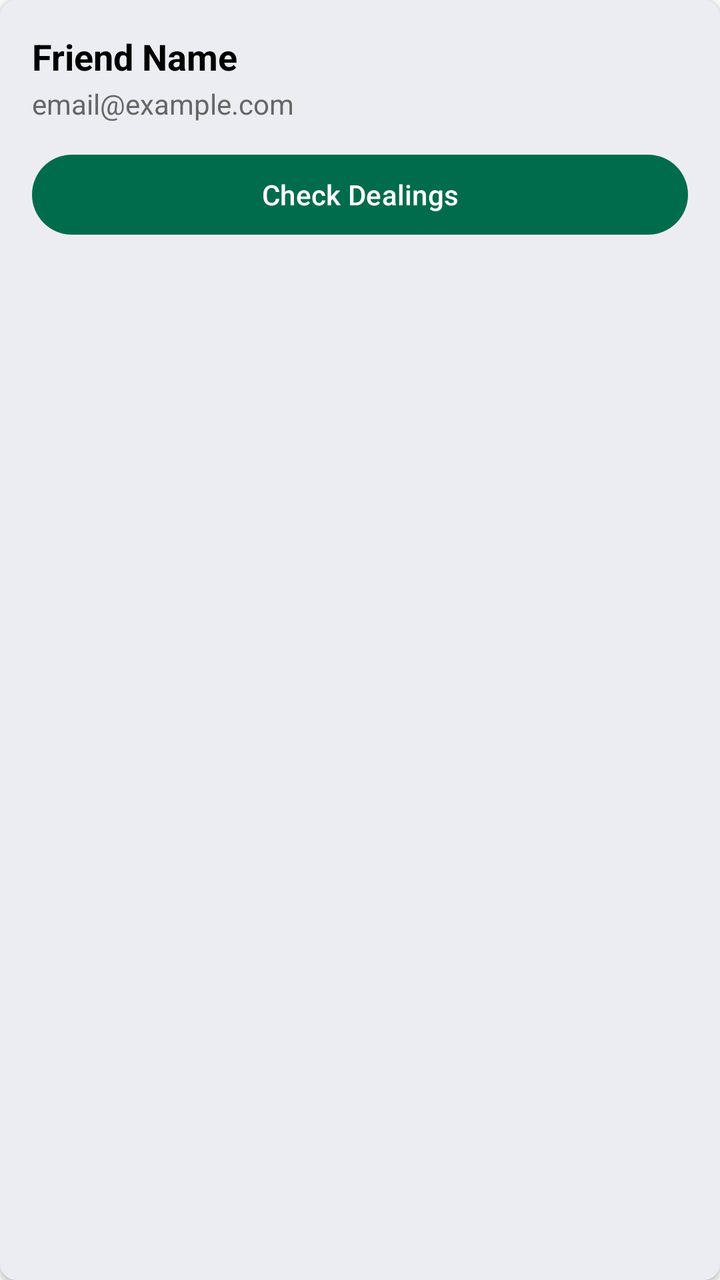
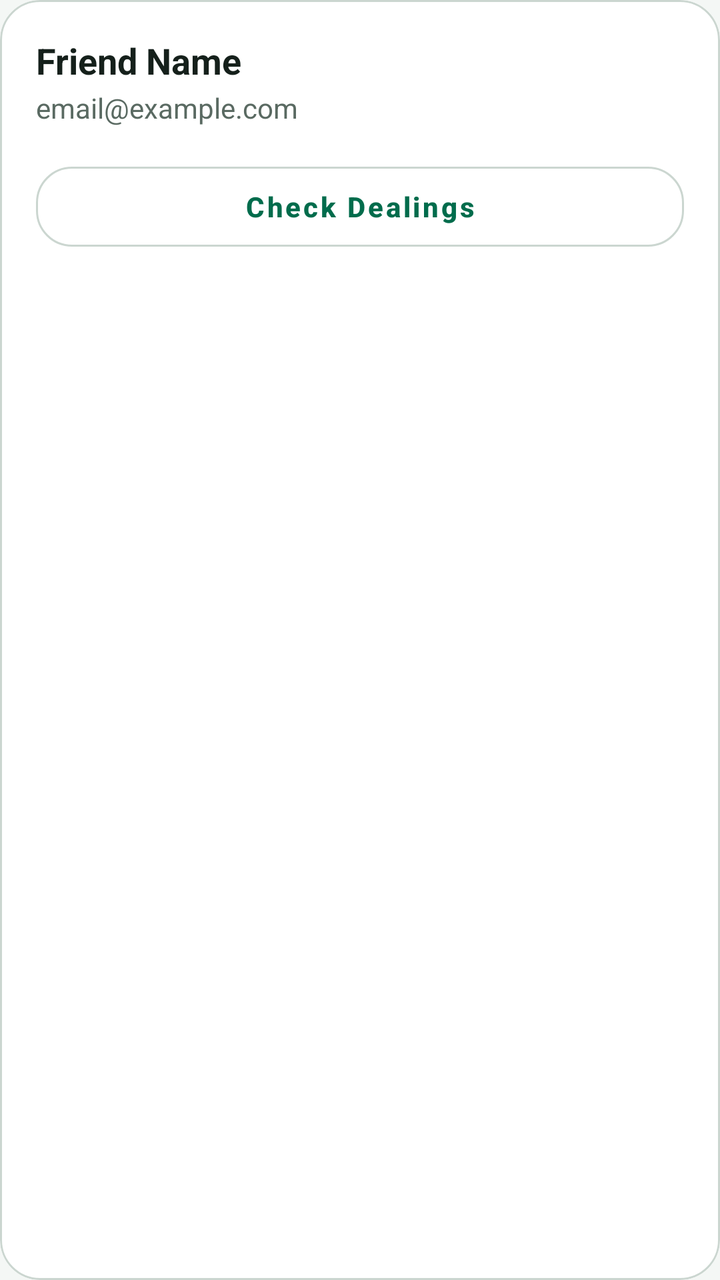

The first picture is an Android layout as it rendered before a commit; the second is the same layout after the commit. The layout source and the unified diff follow.
<!-- AndroidManifest.xml: application theme Theme.QarzApp -->
<!-- res/layout/item_friend.xml -->
<?xml version="1.0" encoding="utf-8"?>
<com.google.android.material.card.MaterialCardView 
    xmlns:android="http://schemas.android.com/apk/res/android"
    xmlns:app="http://schemas.android.com/apk/res-auto"
    android:layout_width="match_parent"
    android:layout_height="wrap_content"
    android:layout_marginBottom="12dp"
    app:cardCornerRadius="8dp"
    app:cardElevation="2dp"
    app:strokeWidth="0dp">

    <LinearLayout
        android:layout_width="match_parent"
        android:layout_height="wrap_content"
        android:orientation="vertical"
        android:padding="16dp">

        <TextView
            android:id="@+id/tvFriendName"
            android:layout_width="wrap_content"
            android:layout_height="wrap_content"
            android:text="Friend Name"
            android:textSize="18sp"
            android:textStyle="bold"
            android:textColor="#000000" />
            
        <TextView
            android:id="@+id/tvFriendEmail"
            android:layout_width="wrap_content"
            android:layout_height="wrap_content"
            android:text="email@example.com"
            android:textSize="14sp"
            android:textColor="#666666"
            android:layout_marginTop="2dp" />

        <Button
            android:id="@+id/btnCheckDealings"
            android:layout_width="match_parent"
            android:layout_height="wrap_content"
            android:text="Check Dealings"
            android:layout_marginTop="12dp"
            app:backgroundTint="?attr/colorPrimary" />

    </LinearLayout>
</com.google.android.material.card.MaterialCardView>
<!-- resources referenced by this layout -->
<resources>
  <style name="Theme.QarzApp" parent="Base.Theme.QarzApp" />
  <style name="Base.Theme.QarzApp" parent="Theme.Material3.DayNight.NoActionBar">
          
          <item name="colorPrimary">@color/md_theme_primary</item>
          <item name="colorOnPrimary">@color/md_theme_onPrimary</item>
          <item name="colorSecondary">@color/md_theme_secondary</item>
          <item name="colorOnSecondary">@color/md_theme_onSecondary</item>
          <item name="android:windowBackground">@color/md_theme_background</item>
          <item name="android:statusBarColor">?attr/colorPrimary</item>
      </style>
  <color name="md_theme_primary">#006C4C</color>
  <color name="md_theme_onPrimary">#FFFFFF</color>
  <color name="md_theme_secondary">#4D6357</color>
  <color name="md_theme_onSecondary">#FFFFFF</color>
  <color name="md_theme_background">#FBFDF9</color>
</resources>

<!-- the commit's change to res/layout/item_friend.xml (unified diff, before → after) -->
@@ -4,16 +4,14 @@
     xmlns:app="http://schemas.android.com/apk/res-auto"
     android:layout_width="match_parent"
     android:layout_height="wrap_content"
-    android:layout_marginBottom="12dp"
-    app:cardCornerRadius="8dp"
-    app:cardElevation="2dp"
-    app:strokeWidth="0dp">
+    style="@style/QarzCard"
+    android:layout_marginBottom="10dp">
 
     <LinearLayout
         android:layout_width="match_parent"
         android:layout_height="wrap_content"
         android:orientation="vertical"
-        android:padding="16dp">
+        android:padding="18dp">
 
         <TextView
             android:id="@+id/tvFriendName"
@@ -22,7 +20,7 @@
             android:text="Friend Name"
             android:textSize="18sp"
             android:textStyle="bold"
-            android:textColor="#000000" />
+            android:textColor="@color/md_theme_onSurface" />
             
         <TextView
             android:id="@+id/tvFriendEmail"
@@ -30,16 +28,16 @@
             android:layout_height="wrap_content"
             android:text="email@example.com"
             android:textSize="14sp"
-            android:textColor="#666666"
+            android:textColor="@color/md_theme_onSurfaceVariant"
             android:layout_marginTop="2dp" />
 
         <Button
             android:id="@+id/btnCheckDealings"
+            style="@style/QarzButtonSecondary"
             android:layout_width="match_parent"
             android:layout_height="wrap_content"
             android:text="Check Dealings"
-            android:layout_marginTop="12dp"
-            app:backgroundTint="?attr/colorPrimary" />
+            android:layout_marginTop="14dp" />
 
     </LinearLayout>
 </com.google.android.material.card.MaterialCardView>
<!-- resource entries referenced after the edit -->
@@ -1,19 +1,43 @@
 <!-- resources referenced by this layout -->
 <resources>
+  <color name="md_theme_onSurface">#15201B</color>
+  <color name="md_theme_onSurfaceVariant">#5A6A62</color>
+  <style name="QarzButtonSecondary" parent="Widget.MaterialComponents.Button.OutlinedButton">
+          <item name="cornerRadius">18dp</item>
+          <item name="android:minHeight">52dp</item>
+          <item name="android:textAllCaps">false</item>
+          <item name="strokeColor">@color/md_theme_outline</item>
+          <item name="android:textColor">@color/md_theme_primary</item>
+          <item name="android:textStyle">bold</item>
+      </style>
+  <style name="QarzCard" parent="Widget.MaterialComponents.CardView">
+          <item name="cardCornerRadius">20dp</item>
+          <item name="strokeColor">@color/md_theme_outline</item>
+          <item name="strokeWidth">1dp</item>
+          <item name="cardBackgroundColor">@color/md_theme_surface</item>
+          <item name="cardElevation">0dp</item>
+      </style>
   <style name="Theme.QarzApp" parent="Base.Theme.QarzApp" />
-  <style name="Base.Theme.QarzApp" parent="Theme.Material3.DayNight.NoActionBar">
-          
+  <color name="md_theme_outline">#CBD6D0</color>
+  <style name="Base.Theme.QarzApp" parent="Theme.Material3.Light.NoActionBar">
           <item name="colorPrimary">@color/md_theme_primary</item>
           <item name="colorOnPrimary">@color/md_theme_onPrimary</item>
           <item name="colorSecondary">@color/md_theme_secondary</item>
           <item name="colorOnSecondary">@color/md_theme_onSecondary</item>
+          <item name="colorSurface">@color/md_theme_surface</item>
+          <item name="android:colorBackground">@color/md_theme_background</item>
+          <item name="colorOnSurface">@color/md_theme_onSurface</item>
           <item name="android:windowBackground">@color/md_theme_background</item>
-          <item name="android:statusBarColor">?attr/colorPrimary</item>
+          <item name="android:statusBarColor">@color/md_theme_background</item>
+          <item name="android:navigationBarColor">@color/md_theme_surface</item>
+          <item name="android:windowLightStatusBar">true</item>
+          <item name="android:windowLightNavigationBar">true</item>
       </style>
   <color name="md_theme_primary">#006C4C</color>
+  <color name="md_theme_surface">#FFFFFF</color>
   <color name="md_theme_onPrimary">#FFFFFF</color>
   <color name="md_theme_secondary">#4D6357</color>
   <color name="md_theme_onSecondary">#FFFFFF</color>
-  <color name="md_theme_background">#FBFDF9</color>
+  <color name="md_theme_background">#F4F7F5</color>
 </resources>
 
